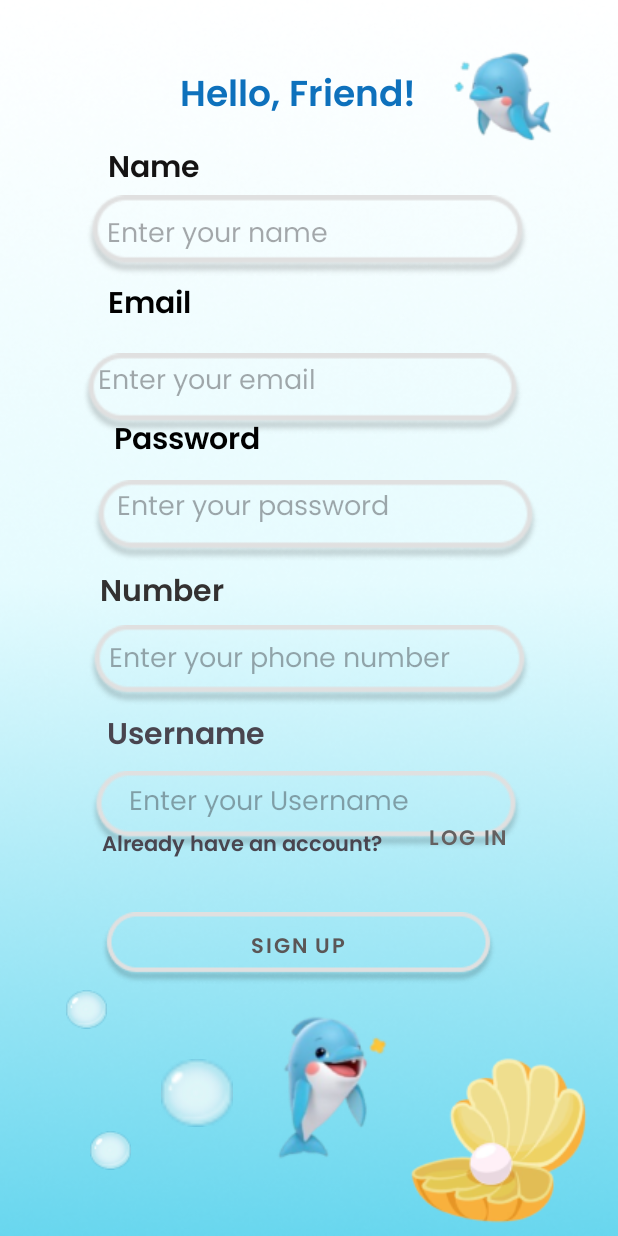
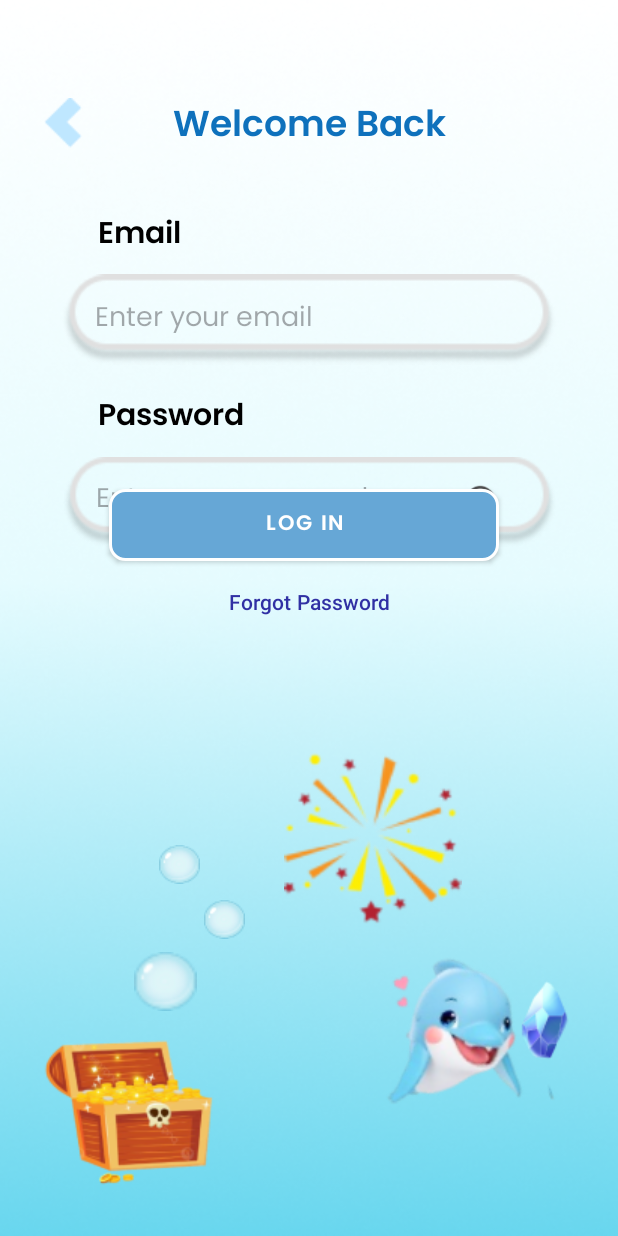
Before and after one commit to Kimberlycheng723/MAD-Linguamates, an Android app: the screen it shows after launch (SignInActivity before the commit, LogInActivity after it), on a phone screen of 412 x 824 dp. Run offline under Robolectric (Android 15) with nearby library versions, the phone set to English and light mode, and no system bars; our stand-ins replace Firebase (no records; nobody signed in at launch, a user with empty details on screens opened directly).

Commit message:
modified navigation : LanguageSelectPage & SignInActivity & SplashActivity

```diff
--- a/app/src/main/java/com/example/madasignment/profile/MainActivity.java
+++ b/app/src/main/java/com/example/madasignment/profile/MainActivity.java
@@ -17,8 +17,8 @@ public class MainActivity extends AppCompatActivity {
     protected void onCreate(Bundle savedInstanceState) {
         super.onCreate(savedInstanceState);
         EdgeToEdge.enable(this);
-        setContentView(R.layout.activity_sign_in);
-        ViewCompat.setOnApplyWindowInsetsListener(findViewById(R.id.CSLayout_SI), (v, insets) -> {
+        setContentView(R.layout.activity_log_in);
+        ViewCompat.setOnApplyWindowInsetsListener(findViewById(R.id.CsLayout_li), (v, insets) -> {
             Insets systemBars = insets.getInsets(WindowInsetsCompat.Type.systemBars());
             v.setPadding(systemBars.left, systemBars.top, systemBars.right, systemBars.bottom);
             return insets;
--- a/app/src/main/java/com/example/madasignment/profile/SignInActivity.java
+++ b/app/src/main/java/com/example/madasignment/profile/SignInActivity.java
@@ -136,7 +136,7 @@ public class SignInActivity extends AppCompatActivity {
                                                     .addOnCompleteListener(statsTask -> {
                                                         if (statsTask.isSuccessful()) {
                                                             //navigate to verify page
-                                                            startActivity(new Intent(SignInActivity.this, VerifyEmailActivity.class));
+                                                            startActivity(new Intent(SignInActivity.this, LanguageSelectPage.class));
 
                                                             // Send verification email after registration
 //                                                            sendVerificationEmail();
@@ -159,7 +159,7 @@ public class SignInActivity extends AppCompatActivity {
     // Navigate to Login Activity
     private void navigateToLogin() {
         // Redirect to Login Activity
-        Intent intent = new Intent(SignInActivity.this, LanguageSelectPage.class);
+        Intent intent = new Intent(SignInActivity.this, LogInActivity.class);
         startActivity(intent);
     }
 }
--- a/app/src/main/java/com/example/madasignment/profile/SplashActivity.java
+++ b/app/src/main/java/com/example/madasignment/profile/SplashActivity.java
@@ -28,7 +28,7 @@ public class SplashActivity extends AppCompatActivity {
         // Use Handler to add a delay after the animation ends
         new Handler(Looper.getMainLooper()).postDelayed(() -> {
             // Navigate to MainActivity after the delay
-            startActivity(new Intent(SplashActivity.this, SignInActivity.class));
+            startActivity(new Intent(SplashActivity.this, LogInActivity.class));
             finish();
         }, 3000); // 5000ms = 5 seconds delay
     }
```
